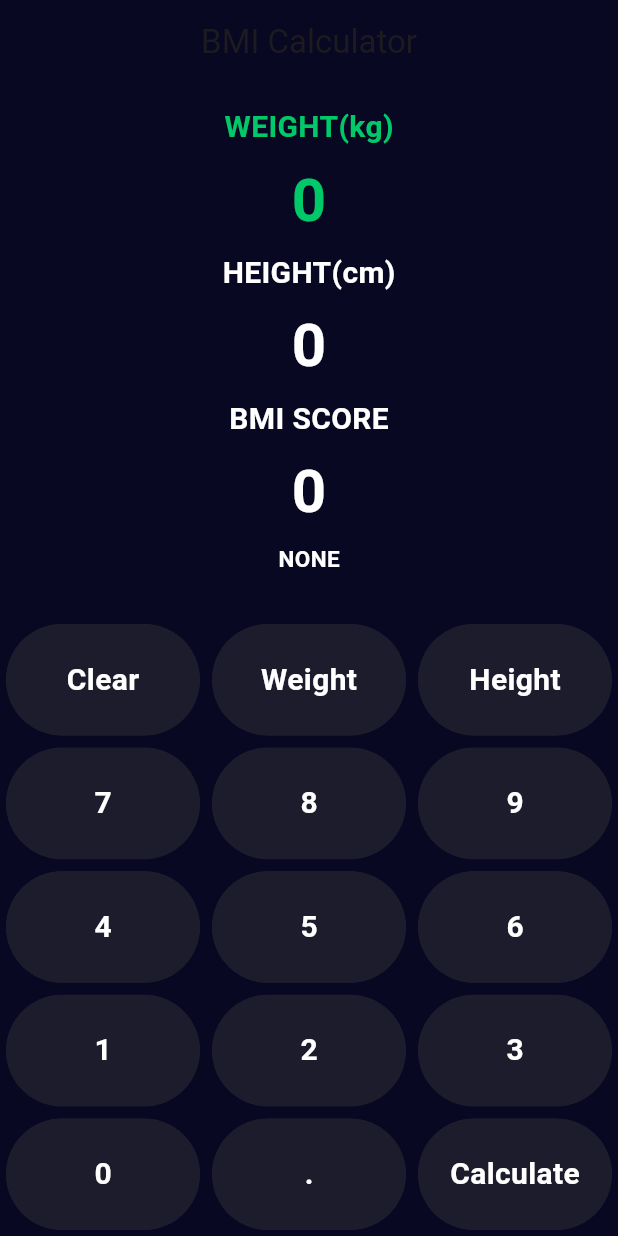
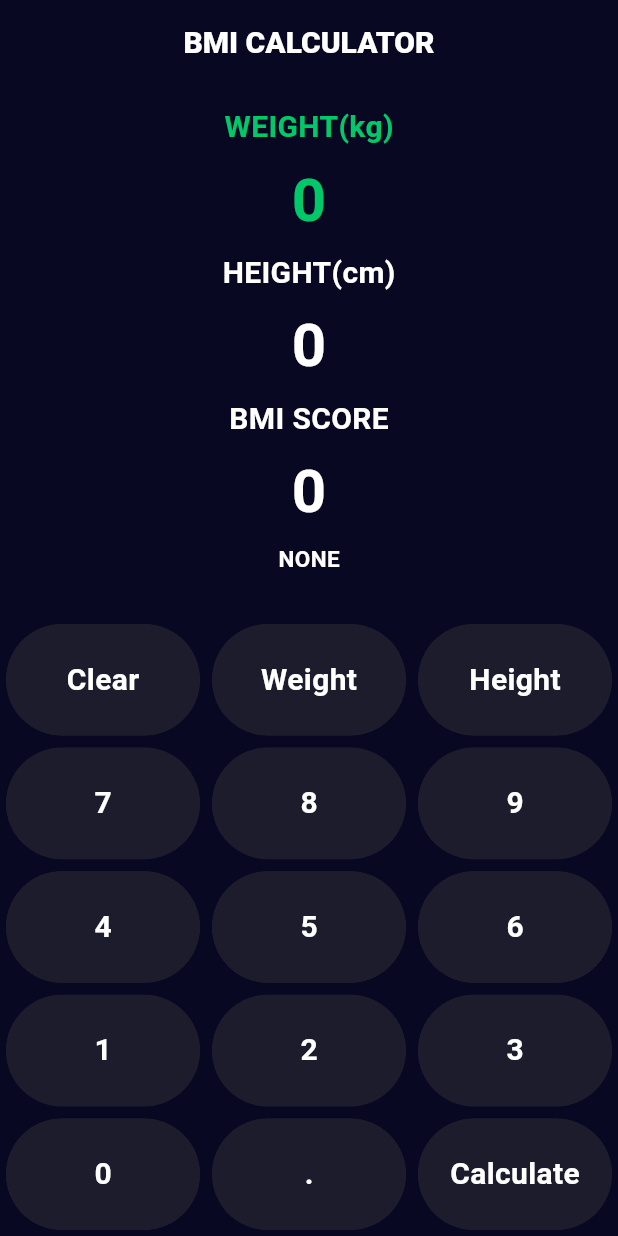
Before and after one commit to CodeIE000/BMI_Calculator, a Flutter app: the Home screen opened directly, on a phone screen of 412 x 824 dp. Run offline on Flutter 3.47's test engine with Material 3 defaults, Android fonts, the phone set to English and light mode, and no system bars.

Commit message:
Progress: 1. Minor fixes

```diff
--- a/lib/pages/home_page.dart
+++ b/lib/pages/home_page.dart
@@ -27,7 +27,11 @@ class _HomeState extends State<Home> {
         elevation: 0,
         automaticallyImplyLeading: false,
         centerTitle: true,
-        title: const Text("BMI Calculator"),
+        title: const Text(
+          "BMI CALCULATOR",
+          style: TextStyle(
+              color: Colors.white, fontSize: 20, fontWeight: FontWeight.w900),
+        ),
       ),
       body: Column(
         mainAxisAlignment: MainAxisAlignment.spaceBetween,
```
